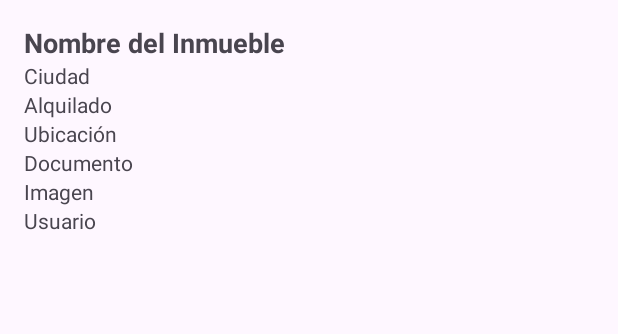
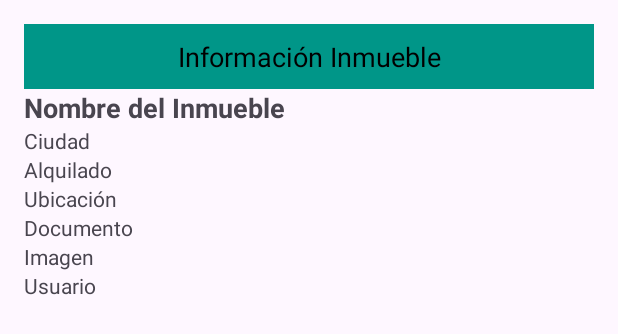
Before and after one commit to i82rusam/TFG, an Android app: the layout activity_inmueble_detail.xml on its own in the app's theme, with its tools: preview values and no code run, on a phone screen of 412 x 824 dp. Shown: the top 334 px of the screen. Run offline under Robolectric (Android 15) with nearby library versions, the phone set to English and light mode, and no system bars.

Commit message:
new update

```diff
--- a/app/src/main/AndroidManifest.xml
+++ b/app/src/main/AndroidManifest.xml
@@ -16,7 +16,7 @@
         android:theme="@style/Theme.TFG"
         tools:targetApi="31">
 
-
+        <activity android:name=".ui.TusInmueblesActivity"/>
         <activity android:name=".ui.MainActivity"
             android:exported="true">
             <intent-filter>
@@ -25,7 +25,6 @@
             </intent-filter>
         </activity>
         <activity android:name=".ui.AgregarInmuebleActivity"/>
-        <activity android:name=".ui.TusInmueblesActivity"/>
         <activity android:name=".ui.InmuebleDetailActivity"/>
     </application>
 
--- a/app/src/main/res/layout/activity_inmueble_detail.xml
+++ b/app/src/main/res/layout/activity_inmueble_detail.xml
@@ -1,9 +1,28 @@
 <?xml version="1.0" encoding="utf-8"?>
 <LinearLayout xmlns:android="http://schemas.android.com/apk/res/android"
+    xmlns:tools="http://schemas.android.com/tools"
     android:layout_width="match_parent"
     android:layout_height="match_parent"
+    xmlns:app="http://schemas.android.com/apk/res-auto"
     android:orientation="vertical"
-    android:padding="16dp">
+    android:padding="16dp"
+    tools:context=".ui.InmuebleDetailActivity">
+
+
+    <TextView
+        android:id="@+id/textView"
+        android:layout_width="match_parent"
+        android:layout_height="43dp"
+        android:background="#009688"
+        android:gravity="center"
+        android:text="Información Inmueble"
+        android:textAlignment="center"
+        android:textColor="#000000"
+        android:textSize="18sp"
+        app:layout_constraintEnd_toEndOf="parent"
+        app:layout_constraintStart_toStartOf="parent"
+        app:layout_constraintTop_toTopOf="parent"
+        tools:ignore="TextSizeCheck,VisualLintBounds" />
 
     <TextView
         android:id="@+id/textViewNombre"
```
Also changed, not shown: app/src/main/java/com/example/tfg/ui/InmuebleDetailActivity.kt (+43 -14 lines), app/src/main/java/com/example/tfg/ui/MainActivity.kt (+1 -9 lines), app/src/main/java/com/example/tfg/ui/TusInmueblesActivity.kt (+9 -13 lines), app/src/main/java/com/example/tfg/ui/adapter/InmuebleAdapter.kt (+11 -11 lines), app/src/main/res/layout/activity_main.xml (+5 -10 lines), app/src/main/res/menu/menu_inmueble_detail.xml (added, +12 -0 lines).
